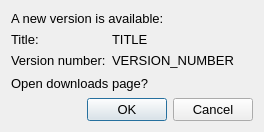
This is gm-companion/dialogs/updatedialog.ui in PhilInTheGaps/GM-Companion as Qt 5 draws it before an edit. The edited form follows.
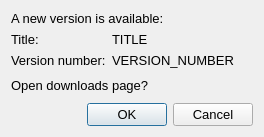
This is the edited form. Icons and pictures are not drawn.

What changed in the file:
```diff
--- a/gm-companion/dialogs/updatedialog.ui
+++ b/gm-companion/dialogs/updatedialog.ui
@@ -7,7 +7,7 @@
     <x>0</x>
     <y>0</y>
     <width>264</width>
-    <height>132</height>
+    <height>137</height>
    </rect>
   </property>
   <property name="font">
```
Left out of the diff: 8 changed lines with no effect on the pictures.
